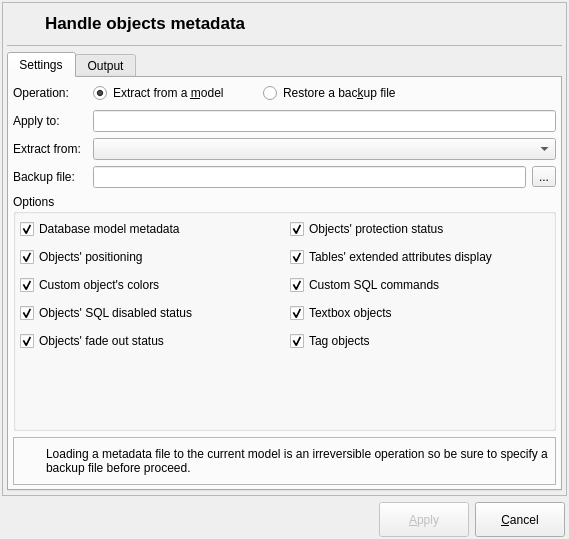
pgmodeler/pgmodeler, file libpgmodeler_ui/ui/metadatahandlingform.ui: the form before one commit.
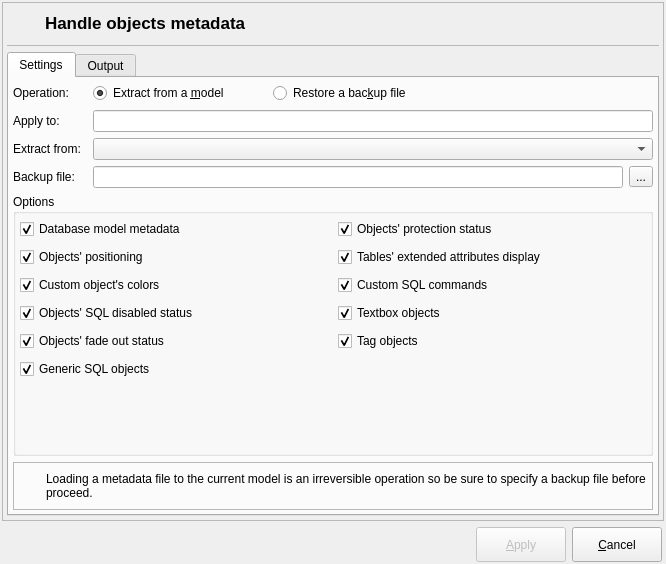
The form after the commit. Icons and pictures are not drawn.

Commit message: Added support to handle metadata related to generic sql objects

The edit to the form file:
```diff
--- a/libpgmodeler_ui/ui/metadatahandlingform.ui
+++ b/libpgmodeler_ui/ui/metadatahandlingform.ui
@@ -6,8 +6,8 @@
    <rect>
     <x>0</x>
     <y>0</y>
-    <width>569</width>
-    <height>539</height>
+    <width>666</width>
+    <height>564</height>
    </rect>
   </property>
   <property name="windowTitle">
@@ -415,7 +415,7 @@
                </item>
               </layout>
              </item>
-             <item row="6" column="0" colspan="2">
+             <item row="7" column="0" colspan="2">
               <spacer name="verticalSpacer">
                <property name="orientation">
                 <enum>Qt::Vertical</enum>
@@ -860,6 +860,54 @@
                </item>
               </layout>
              </item>
+             <item row="6" column="0">
+              <layout class="QHBoxLayout" name="horizontalLayout_20">
+               <item>
+                <widget class="QCheckBox" name="generic_sql_objs_chk">
+                 <property name="sizePolicy">
+                  <sizepolicy hsizetype="Preferred" vsizetype="Fixed">
+                   <horstretch>0</horstretch>
+                   <verstretch>0</verstretch>
+                  </sizepolicy>
+                 </property>
+                 <property name="toolTip">
+                  <string/>
+                 </property>
+                 <property name="statusTip">
+                  <string>Save generic SQL objects to the output file when extracting metadata. When loading the file, the objects are recreated and duplicated ones are ignored.</string>
+                 </property>
+                 <property name="text">
+                  <string>Generic SQL objects</string>
+                 </property>
+                 <property name="checked">
+                  <bool>true</bool>
+                 </property>
+                </widget>
+               </item>
+               <item>
+                <widget class="QWidget" name="generic_sql_objs_hint" native="true">
+                 <property name="sizePolicy">
+                  <sizepolicy hsizetype="Fixed" vsizetype="Fixed">
+                   <horstretch>0</horstretch>
+                   <verstretch>0</verstretch>
+                  </sizepolicy>
+                 </property>
+                 <property name="minimumSize">
+                  <size>
+                   <width>22</width>
+                   <height>22</height>
+                  </size>
+                 </property>
+                 <property name="maximumSize">
+                  <size>
+                   <width>22</width>
+                   <height>22</height>
+                  </size>
+                 </property>
+                </widget>
+               </item>
+              </layout>
+             </item>
             </layout>
            </widget>
           </item>
@@ -967,6 +1015,22 @@
               </property>
              </widget>
             </item>
+            <item>
+             <spacer name="horizontalSpacer_2">
+              <property name="orientation">
+               <enum>Qt::Horizontal</enum>
+              </property>
+              <property name="sizeType">
+               <enum>QSizePolicy::Fixed</enum>
+              </property>
+              <property name="sizeHint" stdset="0">
+               <size>
+                <width>10</width>
+                <height>20</height>
+               </size>
+              </property>
+             </spacer>
+            </item>
             <item>
              <widget class="QRadioButton" name="restore_rb">
               <property name="sizePolicy">
```
Left out of the diff: 4 changed lines with no effect on the pictures. The commit also changes 5 other files.
